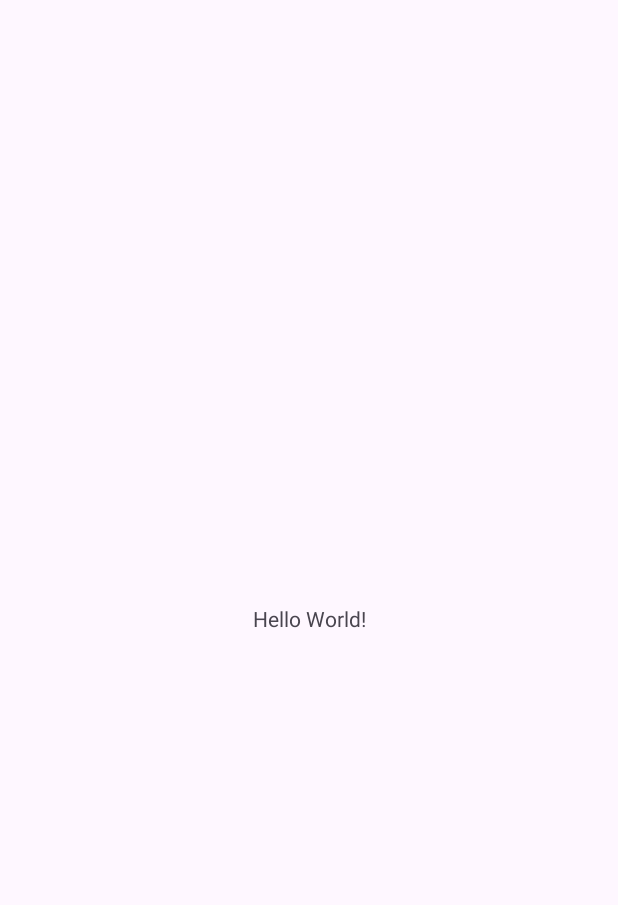
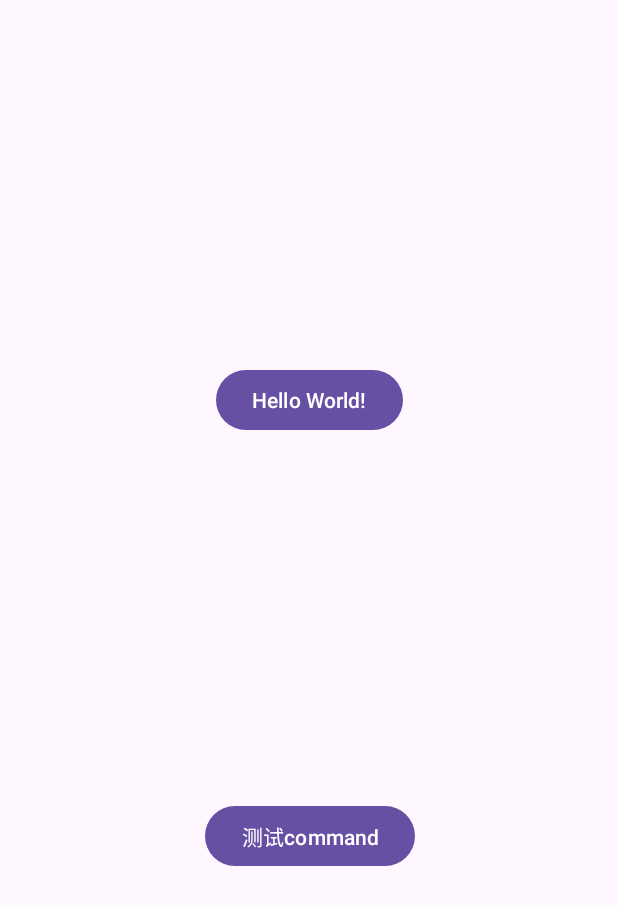
Before and after one commit to gfzy9876/Jenny, an Android app: the screen it shows after launch (MainActivity), on a phone screen of 412 x 824 dp. Before the commit the part shown is almost empty. Shown: the top 905 px of the screen. Run offline under Robolectric (Android 15) with nearby library versions, the phone set to English and light mode, and no system bars.

Commit message:
制定command协议规则，具体类型上传待完善

```diff
--- a/app/build.gradle
+++ b/app/build.gradle
@@ -30,6 +30,9 @@ android {
     kotlinOptions {
         jvmTarget = '1.8'
     }
+    buildFeatures {
+        viewBinding = true
+    }
 }
 
 dependencies {
@@ -42,4 +45,7 @@ dependencies {
     testImplementation libs.junit
     androidTestImplementation libs.androidx.junit
     androidTestImplementation libs.androidx.espresso.core
+
+    implementation libs.kotlinx.coroutines.android
+
 }
--- a/app/src/main/AndroidManifest.xml
+++ b/app/src/main/AndroidManifest.xml
@@ -1,6 +1,8 @@
 <?xml version="1.0" encoding="utf-8"?>
 <manifest xmlns:android="http://schemas.android.com/apk/res/android"
     xmlns:tools="http://schemas.android.com/tools">
+
+    <uses-permission android:name="android.permission.INTERNET" />
 
     <application
         android:allowBackup="true"
@@ -11,6 +13,7 @@
         android:roundIcon="@mipmap/ic_launcher_round"
         android:supportsRtl="true"
         android:theme="@style/Theme.Jenny"
+        android:networkSecurityConfig="@xml/network_security_config"
         tools:targetApi="31">
         <activity
             android:name=".MainActivity"
--- a/app/src/main/java/pers/zy/jenny/MainActivity.kt
+++ b/app/src/main/java/pers/zy/jenny/MainActivity.kt
@@ -1,20 +1,64 @@
 package pers.zy.jenny
 
 import android.os.Bundle
-import androidx.activity.enableEdgeToEdge
+import android.util.Log
 import androidx.appcompat.app.AppCompatActivity
 import androidx.core.view.ViewCompat
 import androidx.core.view.WindowInsetsCompat
+import kotlinx.coroutines.CoroutineScope
+import kotlinx.coroutines.Dispatchers
+import kotlinx.coroutines.MainScope
+import kotlinx.coroutines.launch
+import pers.zy.jenny.command.SendFileCommand
+import pers.zy.jenny.command.StringCommand
+import pers.zy.jenny.databinding.ActivityMainBinding
+import java.io.BufferedReader
+import java.io.BufferedWriter
+import java.io.File
+import java.io.InputStreamReader
+import java.io.OutputStreamWriter
+import java.net.Socket
 
-class MainActivity : AppCompatActivity() {
+class MainActivity : AppCompatActivity(), CoroutineScope by MainScope() {
+
+    private lateinit var binding: ActivityMainBinding
+
     override fun onCreate(savedInstanceState: Bundle?) {
         super.onCreate(savedInstanceState)
-        enableEdgeToEdge()
-        setContentView(R.layout.activity_main)
-        ViewCompat.setOnApplyWindowInsetsListener(findViewById(R.id.main)) { v, insets ->
+        binding = ActivityMainBinding.inflate(layoutInflater)
+        setContentView(binding.root)
+        ViewCompat.setOnApplyWindowInsetsListener(binding.main) { v, insets ->
             val systemBars = insets.getInsets(WindowInsetsCompat.Type.systemBars())
             v.setPadding(systemBars.left, systemBars.top, systemBars.right, systemBars.bottom)
             insets
         }
+
+        binding.btnTest.setOnClickListener {
+            sendTest()
+        }
+
+        binding.btnTestCommand.setOnClickListener {
+            Log.d("GFZY", StringCommand("asdsadsd").getCommandStr())
+            Log.d("GFZY", SendFileCommand(this@MainActivity.externalCacheDir!!).getCommandStr())
+        }
+    }
+
+    private fun sendTest() {
+        launch(Dispatchers.IO) {
+            val socket = Socket("127.0.0.1", 40006)
+            val bw = BufferedWriter(OutputStreamWriter(socket.getOutputStream()))
+            val br = BufferedReader(InputStreamReader(socket.getInputStream()))
+
+            bw.write(StringCommand("我是从android传过来的字符串").getCommandStr())
+            bw.flush()
+
+            br.readText().takeIf { it.isNotBlank() }?.let {
+                Log.d("GFZY", "response = $it")
+            }
+
+            bw.close()
+            br.close()
+            socket.close()
+        }
     }
 }
--- a/app/src/main/res/layout/activity_main.xml
+++ b/app/src/main/res/layout/activity_main.xml
@@ -7,13 +7,24 @@
     android:layout_height="match_parent"
     tools:context=".MainActivity">
 
-    <TextView
+    <com.google.android.material.button.MaterialButton
+        android:id="@+id/btnTest"
         android:layout_width="wrap_content"
         android:layout_height="wrap_content"
         android:text="Hello World!"
-        app:layout_constraintBottom_toBottomOf="parent"
+        app:layout_constraintBottom_toTopOf="@+id/btnTestCommand"
         app:layout_constraintEnd_toEndOf="parent"
         app:layout_constraintStart_toStartOf="parent"
         app:layout_constraintTop_toTopOf="parent" />
 
+    <com.google.android.material.button.MaterialButton
+        android:id="@+id/btnTestCommand"
+        android:layout_width="wrap_content"
+        android:layout_height="wrap_content"
+        android:text="测试command"
+        app:layout_constraintBottom_toBottomOf="parent"
+        app:layout_constraintEnd_toEndOf="@+id/btnTest"
+        app:layout_constraintStart_toStartOf="@+id/btnTest"
+        app:layout_constraintTop_toBottomOf="@id/btnTest" />
+
 </androidx.constraintlayout.widget.ConstraintLayout>
--- /dev/null
+++ b/app/src/main/res/xml/network_security_config.xml
@@ -0,0 +1,5 @@
+<?xml version="1.0" encoding="utf-8"?>
+<network-security-config>
+    <!--  默认配置，是否开启Http流量允许-->
+    <base-config cleartextTrafficPermitted="true" />
+</network-security-config>
--- a/gradle/libs.versions.toml
+++ b/gradle/libs.versions.toml
@@ -6,6 +6,7 @@ junit = "4.13.2"
 junitVersion = "1.1.5"
 espressoCore = "3.5.1"
 appcompat = "1.6.1"
+kotlinxCoroutinesAndroid = "1.7.3"
 material = "1.11.0"
 activity = "1.8.0"
 constraintlayout = "2.1.4"
@@ -16,6 +17,7 @@ junit = { group = "junit", name = "junit", version.ref = "junit" }
 androidx-junit = { group = "androidx.test.ext", name = "junit", version.ref = "junitVersion" }
 androidx-espresso-core = { group = "androidx.test.espresso", name = "espresso-core", version.ref = "espressoCore" }
 androidx-appcompat = { group = "androidx.appcompat", name = "appcompat", version.ref = "appcompat" }
+kotlinx-coroutines-android = { module = "org.jetbrains.kotlinx:kotlinx-coroutines-android", version.ref = "kotlinxCoroutinesAndroid" }
 material = { group = "com.google.android.material", name = "material", version.ref = "material" }
 androidx-activity = { group = "androidx.activity", name = "activity", version.ref = "activity" }
 androidx-constraintlayout = { group = "androidx.constraintlayout", name = "constraintlayout", version.ref = "constraintlayout" }
```
Also changed, not shown: app/src/main/java/pers/zy/jenny/command/ICommand.kt (added, +51 -0 lines), 1 other file.
